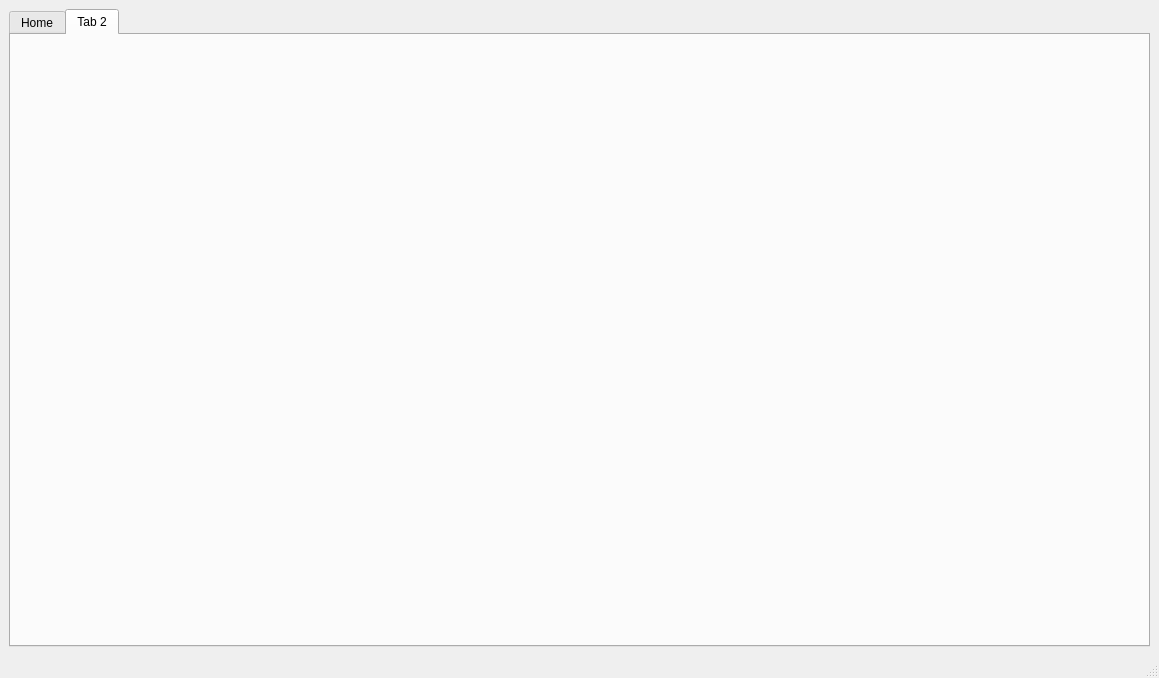
CSLP/CPP, file Jobs-of-SoftwareEngineer/Codeing/Scut/student.ui: the form before one commit.
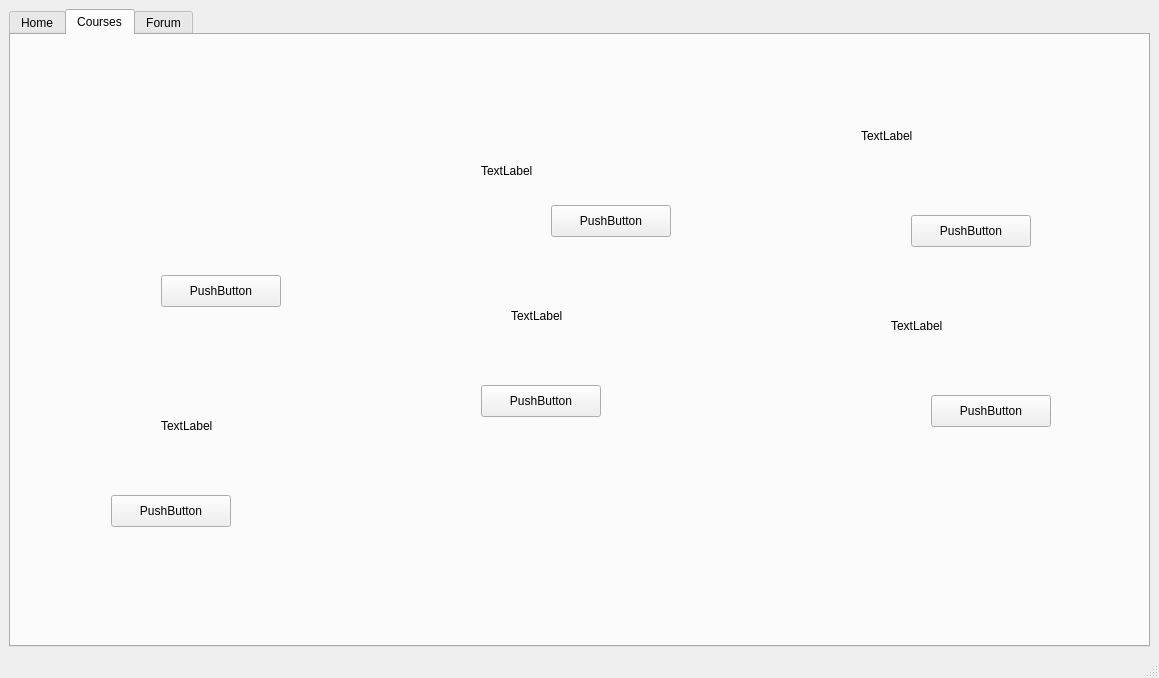
The form after the commit. The open tabs and pages were chosen to show the change. Icons and pictures are not drawn.

```diff
--- a/Jobs-of-SoftwareEngineer/Codeing/Scut/student.ui
+++ b/Jobs-of-SoftwareEngineer/Codeing/Scut/student.ui
@@ -90,8 +90,179 @@
       </widget>
       <widget class="QWidget" name="tab_2">
        <attribute name="title">
-        <string>Tab 2</string>
+        <string>Courses</string>
        </attribute>
+       <widget class="QLabel" name="label_3">
+        <property name="geometry">
+         <rect>
+          <x>60</x>
+          <y>50</y>
+          <width>211</width>
+          <height>121</height>
+         </rect>
+        </property>
+        <property name="text">
+         <string>&lt;html&gt;&lt;head/&gt;&lt;body&gt;&lt;p&gt;&lt;img src=&quot;:/image/1.png&quot;/&gt;&lt;/p&gt;&lt;/body&gt;&lt;/html&gt;</string>
+        </property>
+        <property name="scaledContents">
+         <bool>true</bool>
+        </property>
+        <property name="alignment">
+         <set>Qt::AlignHCenter|Qt::AlignTop</set>
+        </property>
+       </widget>
+       <widget class="QLabel" name="label_4">
+        <property name="geometry">
+         <rect>
+          <x>470</x>
+          <y>110</y>
+          <width>131</width>
+          <height>51</height>
+         </rect>
+        </property>
+        <property name="text">
+         <string>TextLabel</string>
+        </property>
+        <property name="scaledContents">
+         <bool>true</bool>
+        </property>
+       </widget>
+       <widget class="QLabel" name="label_5">
+        <property name="geometry">
+         <rect>
+          <x>850</x>
+          <y>90</y>
+          <width>85</width>
+          <height>22</height>
+         </rect>
+        </property>
+        <property name="text">
+         <string>TextLabel</string>
+        </property>
+       </widget>
+       <widget class="QLabel" name="label_6">
+        <property name="geometry">
+         <rect>
+          <x>150</x>
+          <y>380</y>
+          <width>85</width>
+          <height>22</height>
+         </rect>
+        </property>
+        <property name="text">
+         <string>TextLabel</string>
+        </property>
+       </widget>
+       <widget class="QLabel" name="label_7">
+        <property name="geometry">
+         <rect>
+          <x>500</x>
+          <y>270</y>
+          <width>85</width>
+          <height>22</height>
+         </rect>
+        </property>
+        <property name="text">
+         <string>TextLabel</string>
+        </property>
+       </widget>
+       <widget class="QLabel" name="label_8">
+        <property name="geometry">
+         <rect>
+          <x>880</x>
+          <y>280</y>
+          <width>85</width>
+          <height>22</height>
+         </rect>
+        </property>
+        <property name="text">
+         <string>TextLabel</string>
+        </property>
+       </widget>
+       <widget class="QPushButton" name="pushButton">
+        <property name="geometry">
+         <rect>
+          <x>150</x>
+          <y>240</y>
+          <width>120</width>
+          <height>32</height>
+         </rect>
+        </property>
+        <property name="text">
+         <string>PushButton</string>
+        </property>
+       </widget>
+       <widget class="QPushButton" name="pushButton_2">
+        <property name="geometry">
+         <rect>
+          <x>540</x>
+          <y>170</y>
+          <width>120</width>
+          <height>32</height>
+         </rect>
+        </property>
+        <property name="text">
+         <string>PushButton</string>
+        </property>
+       </widget>
+       <widget class="QPushButton" name="pushButton_3">
+        <property name="geometry">
+         <rect>
+          <x>900</x>
+          <y>180</y>
+          <width>120</width>
+          <height>32</height>
+         </rect>
+        </property>
+        <property name="text">
+         <string>PushButton</string>
+        </property>
+       </widget>
+       <widget class="QPushButton" name="pushButton_4">
+        <property name="geometry">
+         <rect>
+          <x>100</x>
+          <y>460</y>
+          <width>120</width>
+          <height>32</height>
+         </rect>
+        </property>
+        <property name="text">
+         <string>PushButton</string>
+        </property>
+       </widget>
+       <widget class="QPushButton" name="pushButton_5">
+        <property name="geometry">
+         <rect>
+          <x>470</x>
+          <y>350</y>
+          <width>120</width>
+          <height>32</height>
+         </rect>
+        </property>
+        <property name="text">
+         <string>PushButton</string>
+        </property>
+       </widget>
+       <widget class="QPushButton" name="pushButton_6">
+        <property name="geometry">
+         <rect>
+          <x>920</x>
+          <y>360</y>
+          <width>120</width>
+          <height>32</height>
+         </rect>
+        </property>
+        <property name="text">
+         <string>PushButton</string>
+        </property>
+       </widget>
+      </widget>
+      <widget class="QWidget" name="forumTab">
+       <attribute name="title">
+        <string>Forum</string>
+       </attribute>
+       <layout class="QHBoxLayout" name="horizontalLayout_2"/>
       </widget>
      </widget>
     </item>
```
Left out of the diff: 58 changed lines with no effect on the pictures.
